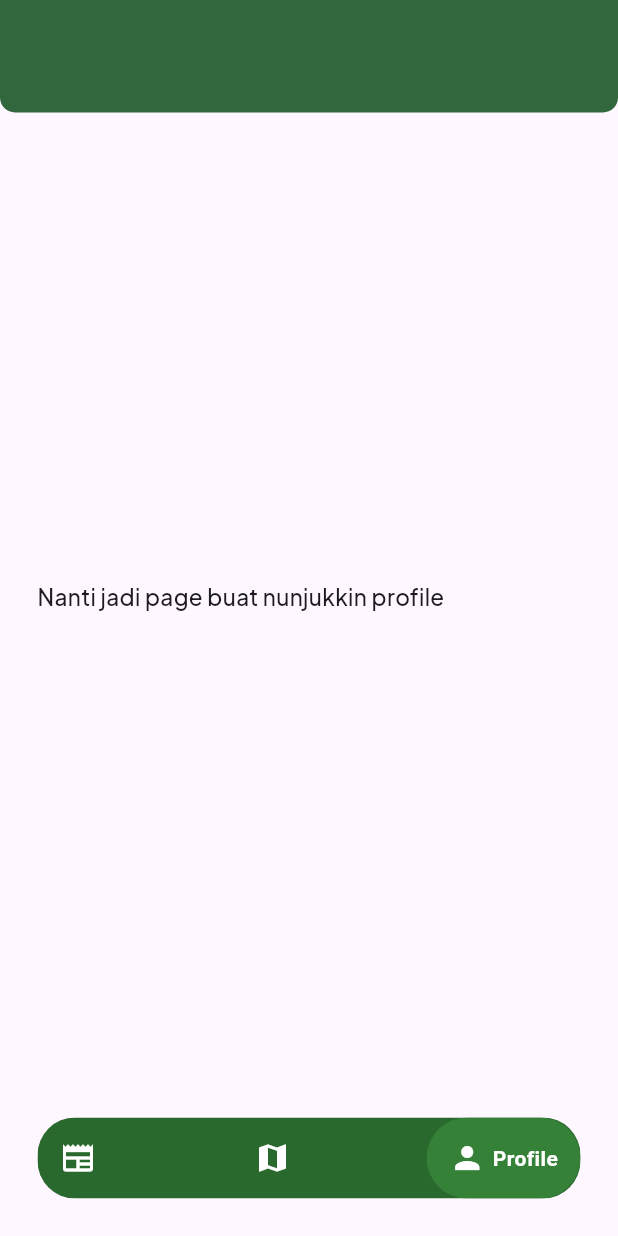
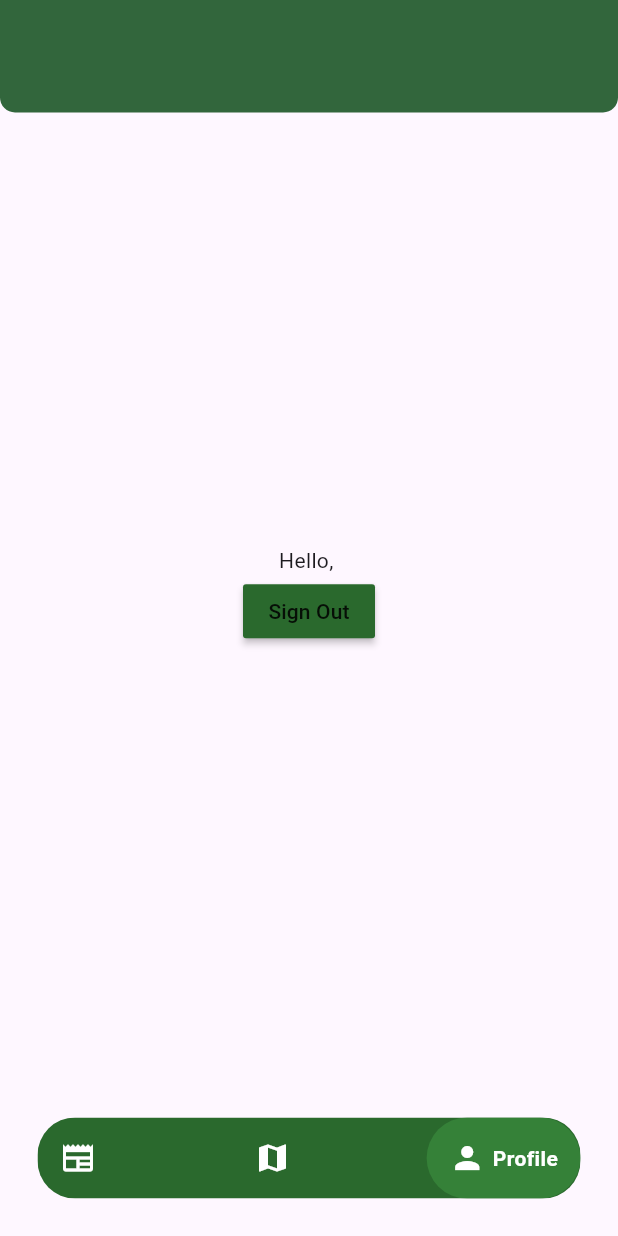
Before and after one commit to nbhan21/Cli-mate, a Flutter app: the screen it shows once a user with an empty profile is signed in, item 3 of the bottom bar chosen, on a phone screen of 412 x 824 dp. Run offline on Flutter 3.47's test engine with Material 3 defaults, Android fonts, the phone set to English and light mode, and no system bars; drawn by our look-alikes of google_nav_bar; our stand-ins replace cloud_firestore, firebase_auth, firebase_core; accounts and stored records are empty.

Commit message:
tombol sign out

```diff
--- a/bismillahWin/lib/Pages/page_map.dart
+++ b/bismillahWin/lib/Pages/page_map.dart
@@ -18,9 +18,9 @@ class _pageMapState extends State<pageMap> {
               bottomRight: Radius.circular(10),)
           ),
         toolbarHeight: 75,
-        backgroundColor: Colors.transparent,
+        backgroundColor: const Color.fromARGB(255, 42, 105, 45),
         elevation: 10,
-        shadowColor: Colors.transparent,
+        // shadowColor: Colors.transparent,
       ),
 
       body: const Column(
--- a/bismillahWin/lib/Pages/page_profile.dart
+++ b/bismillahWin/lib/Pages/page_profile.dart
@@ -1,13 +1,20 @@
 import 'package:flutter/material.dart';
+import 'package:cloud_firestore/cloud_firestore.dart';
+import 'package:firebase_auth/firebase_auth.dart';
 
 class pageProfile extends StatefulWidget {
   const pageProfile({super.key});
 
   @override
   State<pageProfile> createState() => _pageProfileState();
+
 }
 
 class _pageProfileState extends State<pageProfile> {
+
+    // Get user data within the build method
+  User? get user => FirebaseAuth.instance.currentUser;
+
   @override
   Widget build(BuildContext context) {
     return Scaffold(
@@ -22,20 +29,26 @@ class _pageProfileState extends State<pageProfile> {
         elevation: 10,
       ),
 
-      body: const Column(
-        mainAxisAlignment: MainAxisAlignment.center,
-        children: [
-          Padding(
-            padding: EdgeInsets.symmetric(horizontal: 25.0),
-            child: Text('Nanti jadi page buat nunjukkin profile',
-            textAlign: TextAlign.center,
-            style: TextStyle(
-              fontFamily: 'PlusJakartaSans',
-              fontSize: 15),
-            ),
-          ),
-        ]
-      )
+      body: Center(
+        child: Column(
+          mainAxisAlignment: MainAxisAlignment.center,
+          children: [
+            Text('Hello, ${user?.email ?? ''}'), // Handle potential null
+            MaterialButton(
+              onPressed: () async {
+                try {
+                  await FirebaseAuth.instance.signOut();
+                  // Handle navigation after sign-out (e.g., back to login page)
+                } catch (e) {
+                  print(e); // Handle errors if needed
+                }
+              },
+              color: const Color.fromARGB(255, 42, 105, 45),
+              child: const Text('Sign Out'),
+            )
+          ],
+        ),
+      ),
 
 
     );
```
